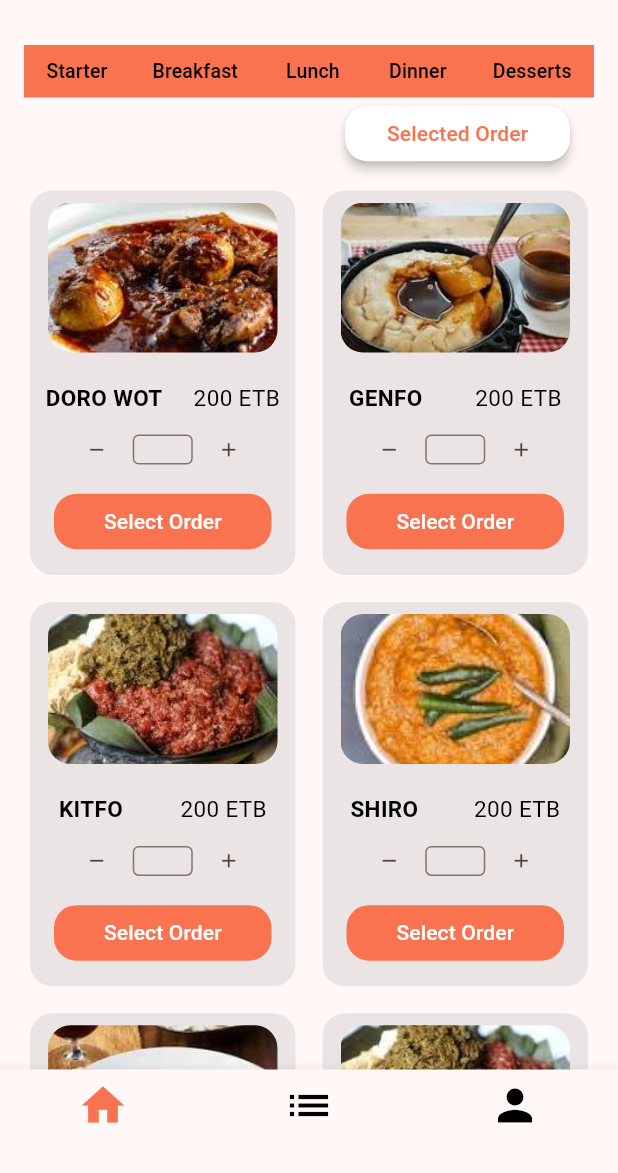
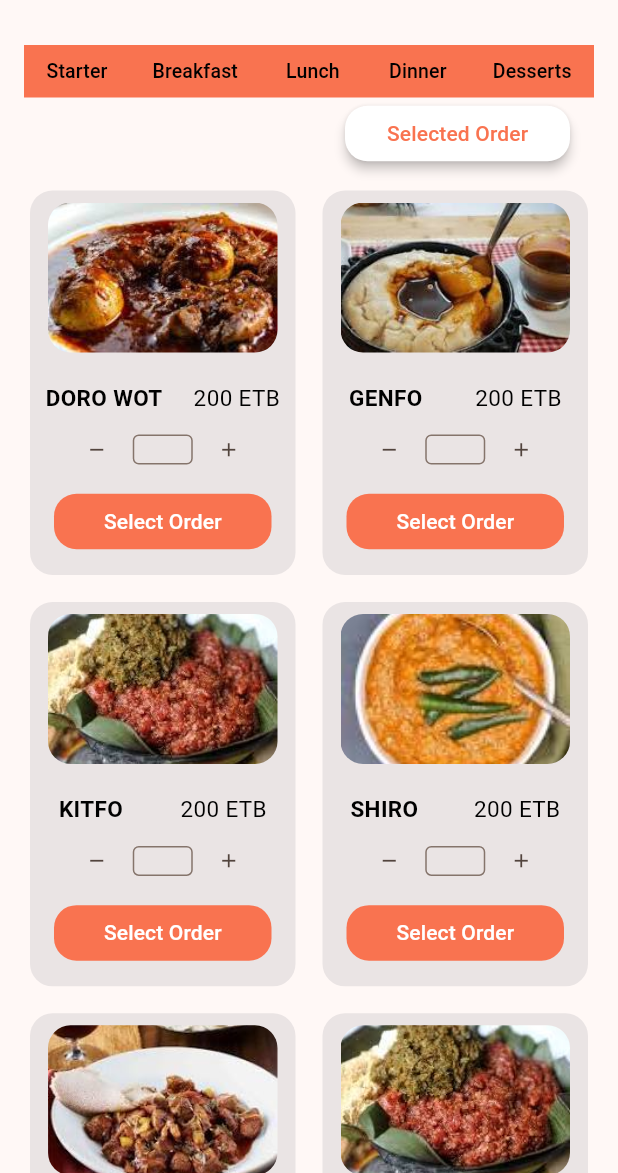
Before and after one commit to Lemidinku/flutter-2024-proj, a Flutter app: the OrderNowPage screen opened directly, on a phone screen of 412 x 824 dp, the part 63-1236 px from its top. Run offline on Flutter 3.47's test engine with Material 3 defaults, Android fonts, the phone set to English and light mode, and no system bars; our stand-ins replace flutter_rating_bar, google_fonts.

```diff
--- a/restaurant/lib/order_now.dart
+++ b/restaurant/lib/order_now.dart
@@ -36,16 +36,42 @@ class _RestaurantHomePageState extends State<OrderNowPage> {
       appBar: AppBar(
         title: const Text('Digital Restaurant'),
         centerTitle: true,
-        leading: IconButton(
-          onPressed: () {},
-          icon: const Icon(Icons.menu),
-        ),
         actions: [
           IconButton(
             onPressed: () {},
             icon: const Icon(Icons.person),
           ),
         ],
+      ),
+      drawer: Drawer(
+        child: ListView(
+          children: [
+            const DrawerHeader(
+              decoration: BoxDecoration(
+                color: Color(0xFFF97350),
+              ),
+              child: Text(
+                'Filters',
+                style: TextStyle(
+                  fontSize: 24,
+                  color: Colors.white,
+                ),
+              ),
+            ),
+            ListTile(
+              title: const Text('Origin'),
+              onTap: () {},
+            ),
+            ListTile(
+              title: const Text('Fasting'),
+              onTap: () {},
+            ),
+            ListTile(
+              title: const Text('Allergies'),
+              onTap: () {},
+            ),
+          ],
+        ),
       ),
       body: SingleChildScrollView(
         child: Padding(
@@ -161,25 +187,6 @@ class _RestaurantHomePageState extends State<OrderNowPage> {
           ),
         ),
       ),
-      bottomNavigationBar: BottomNavigationBar(
-        selectedItemColor: const Color(0xFFF97350),
-        unselectedItemColor: Colors.black,
-        iconSize: 34,
-        items: const [
-          BottomNavigationBarItem(
-            icon: Icon(Icons.home),
-            label: '',
-          ),
-          BottomNavigationBarItem(
-            icon: Icon(Icons.list),
-            label: '',
-          ),
-          BottomNavigationBarItem(
-            icon: Icon(Icons.person),
-            label: '',
-          ),
-        ],
-      ),
     );
   }
 
```
Also changed, not shown: restaurant/lib/bottom_nav.dart (added, +55 -0 lines), restaurant/lib/home.dart (+0 -19 lines), restaurant/lib/main.dart (+2 -89 lines).
